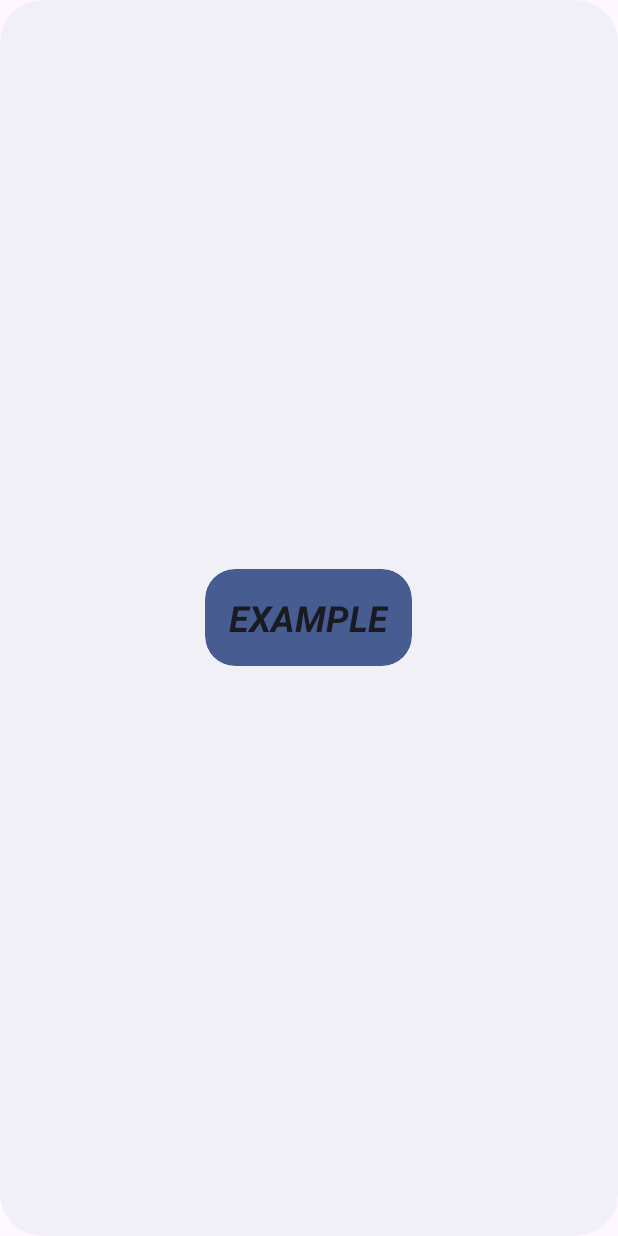
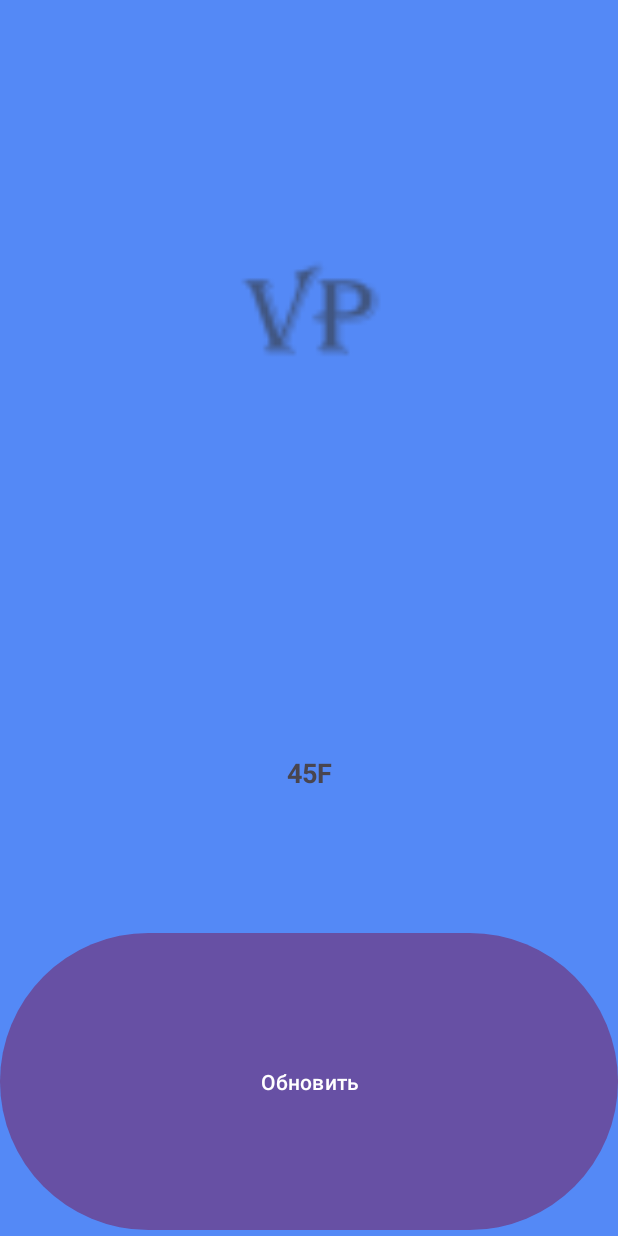
Before and after one commit to GeraVP/AndroidTest, an Android app: the layout widget_d_t.xml on its own in the app's theme, with its tools: preview values and no code run, on a phone screen of 412 x 824 dp. Run offline under Robolectric (Android 15) with nearby library versions, the light colour scheme and no system bars.

Commit message:
05.02.24 Поставка данных в виджет из бд

```diff
--- a/app/src/main/AndroidManifest.xml
+++ b/app/src/main/AndroidManifest.xml
@@ -2,6 +2,8 @@
 <manifest xmlns:android="http://schemas.android.com/apk/res/android"
     xmlns:tools="http://schemas.android.com/tools">
 
+    <!--<uses-permission android:name="android.permission.READ_EXTERNAL_STORAGE" />
+    <uses-permission android:name="android.permission.WRITE_EXTERNAL_STORAGE" />-->
     <application
         android:allowBackup="true"
         android:dataExtractionRules="@xml/data_extraction_rules"
--- a/app/src/main/java/com/example/test/MainActivity.kt
+++ b/app/src/main/java/com/example/test/MainActivity.kt
@@ -2,7 +2,10 @@ package com.example.test
 
 import androidx.appcompat.app.AppCompatActivity
 import android.os.Bundle
+import android.view.View
+import android.widget.RemoteViews
 import android.widget.TextView
+import android.widget.Toast
 
 class MainActivity : AppCompatActivity() {
     val yDBManager = MyDBManager(this)
@@ -11,19 +14,23 @@ class MainActivity : AppCompatActivity() {
         setContentView(R.layout.activity_main)
 
         yDBManager.openDv()
-        yDBManager.insertToDb("trteeg")
+        yDBManager.insertToDb("привет")
         val datalist = yDBManager.readdbdata()
 
         //var tvT
         val tv = findViewById<TextView>(R.id.textvier)
-        for(item in datalist){
+        val tvk = "yDBManager.readdbdata()[0]"
+            //yDBManager.readdbdata()[1]
+        tv.text = tvk
+       /* for(item in datalist){
             tv.append(item)
             tv.append("\n")
-        }
+        }*/
     }
 
     override fun onDestroy() {
         super.onDestroy()
         yDBManager.closedb()
     }
+
 }
--- a/app/src/main/java/com/example/test/MyDBManager.kt
+++ b/app/src/main/java/com/example/test/MyDBManager.kt
@@ -1,8 +1,13 @@
 package com.example.test
 
+import android.app.LauncherActivity.ListItem
 import android.content.ContentValues
 import android.content.Context
 import android.database.sqlite.SQLiteDatabase
+import android.provider.BaseColumns
+import java.text.SimpleDateFormat
+import java.util.Date
+
 
 class MyDBManager(context: Context) {
 val myDbHelper = MyDbHelper(context)
@@ -25,6 +30,24 @@ val myDbHelper = MyDbHelper(context)
         }
         return dataList
     }
+    fun readWidget(): ArrayList<String>{
+        openDv()
+
+        val format = SimpleDateFormat("dd/M/yyyy")
+        val dt = format.format(Date())
+
+        val dataList = ArrayList<String>()
+        val selection = "${MyDBNameClass.column1} like ?"
+        val cursor = db?.query(MyDBNameClass.tablename,null,null, null,null,null,null)
+
+        while (cursor?.moveToNext()!!)
+        {
+            val dataT = cursor.getString(cursor.getColumnIndexOrThrow(MyDBNameClass.column1))
+            dataList.add(dataT + dt.toString())
+        }
+        cursor.close()
+        return dataList
+    }
     fun closedb(){
         myDbHelper.close()
     }
--- a/app/src/main/java/com/example/test/WidgetDT.kt
+++ b/app/src/main/java/com/example/test/WidgetDT.kt
@@ -1,19 +1,29 @@
 package com.example.test
 
+import android.annotation.SuppressLint
 import android.appwidget.AppWidgetManager
 import android.appwidget.AppWidgetProvider
 import android.content.Context
+import android.content.Intent
 import android.widget.RemoteViews
+import android.widget.TextView
+import java.text.SimpleDateFormat
+import java.util.ArrayList
+import java.util.Date
 
 /**
  * Implementation of App Widget functionality.
  */
 class WidgetDT : AppWidgetProvider() {
+
     override fun onUpdate(
         context: Context,
         appWidgetManager: AppWidgetManager,
         appWidgetIds: IntArray
     ) {
+
+       // val views = RemoteViews(context.packageName, R.layout.widget_d_t)
+
         // There may be multiple widgets active, so update all of them
         for (appWidgetId in appWidgetIds) {
             updateAppWidget(context, appWidgetManager, appWidgetId)
@@ -29,16 +39,21 @@ class WidgetDT : AppWidgetProvider() {
     }
 }
 
+@SuppressLint("RemoteViewLayout")
 internal fun updateAppWidget(
     context: Context,
     appWidgetManager: AppWidgetManager,
     appWidgetId: Int
 ) {
-    val widgetText = context.getString(R.string.appwidget_text)
-    // Construct the RemoteViews object
-    val views = RemoteViews(context.packageName, R.layout.widget_d_t)
-    views.setTextViewText(R.id.appwidget_text, widgetText)
+    val dbHelper = MyDBManager(context)
+    val data = dbHelper.readWidget()[5]
 
-    // Instruct the widget manager to update the widget
+    //val views = RemoteViews(context.packageName, R.layout.widget_d_t)
+    val views = RemoteViews(context.packageName,R.layout.widget_d_t)
+    views.setTextViewText(R.id.textView, data.toString())
+
+    //views.setRemoteAdapter(R.id.lv,)
+
     appWidgetManager.updateAppWidget(appWidgetId, views)
+
 }
--- a/app/src/main/res/layout/widget_d_t.xml
+++ b/app/src/main/res/layout/widget_d_t.xml
@@ -1,19 +1,42 @@
-<RelativeLayout xmlns:android="http://schemas.android.com/apk/res/android"
-    style="@style/Widget.Test.AppWidget.Container"
+<LinearLayout xmlns:android="http://schemas.android.com/apk/res/android"
     android:layout_width="match_parent"
     android:layout_height="match_parent"
-    android:theme="@style/Theme.Test.AppWidgetContainer">
+    android:background="#5489F6"
+    android:orientation="vertical"
+    android:padding="@dimen/widget_margin">
+
+    <ImageView
+        android:id="@+id/imageView"
+        android:layout_width="106dp"
+        android:layout_height="0dp"
+        android:layout_gravity="center"
+        android:layout_weight="2"
+        android:paddingTop="8dp"
+        android:src="@drawable/ic_action_name"
+        android:visibility="visible" />
 
     <TextView
-        android:id="@+id/appwidget_text"
-        style="@style/Widget.Test.AppWidget.InnerView"
-        android:layout_width="wrap_content"
+        android:id="@+id/textView"
+        android:layout_width="match_parent"
+        android:layout_height="0dp"
+        android:layout_weight="1"
+        android:gravity="center"
+        android:text="45F"
+        android:textSize="18dp"
+        android:textStyle="bold" />
+
+    <ListView
+        android:id="@+id/lv"
+        android:layout_width="match_parent"
         android:layout_height="wrap_content"
-        android:layout_centerHorizontal="true"
-        android:layout_centerVertical="true"
-        android:layout_margin="8dp"
-        android:contentDescription="@string/appwidget_text"
-        android:text="@string/appwidget_text"
-        android:textSize="24sp"
-        android:textStyle="bold|italic" />
-</RelativeLayout>
+        android:visibility="gone" />
+
+    <Button
+        android:id="@+id/actionButton"
+        android:layout_width="match_parent"
+        android:layout_height="0dp"
+        android:layout_weight="1"
+        android:text="Обновить"
+        android:visibility="visible" />
+
+</LinearLayout>
```
Also changed, not shown: app/src/main/res/drawable-hdpi/ic_action_name.png (added), app/src/main/res/drawable-mdpi/ic_action_name.png (added), app/src/main/res/drawable-xhdpi/ic_action_name.png (added), app/src/main/res/drawable-xxhdpi/ic_action_name.png (added), app/src/main/res/drawable-xxxhdpi/ic_action_name.png (added), app/src/main/res/prikolnye-risunki-24-1.png (added), 1 other file.
